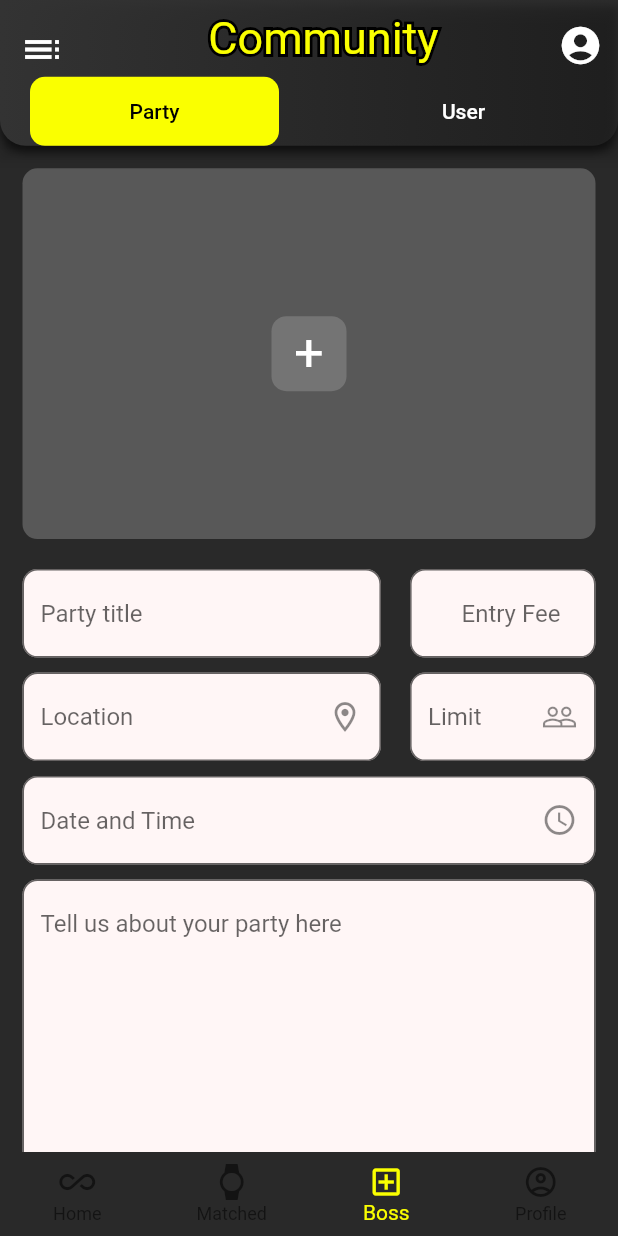
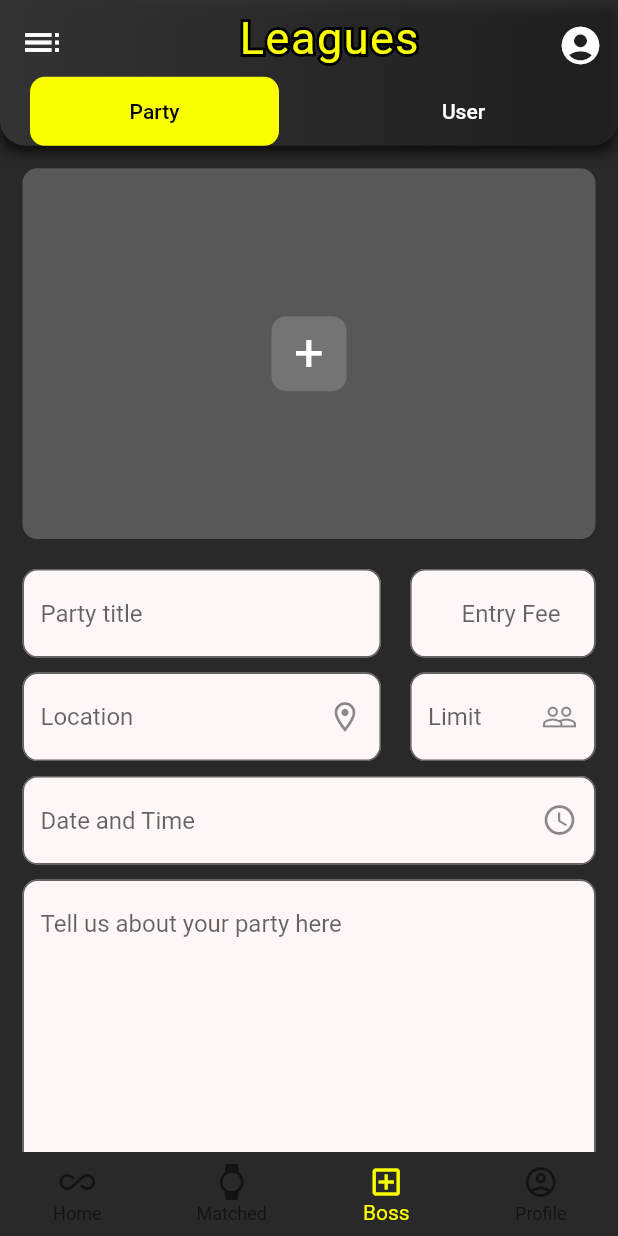
Before and after one commit to Angularsight/communtiy, a Flutter app: the screen it shows once a user with an empty profile is signed in, item 3 of the bottom bar chosen, on a phone screen of 412 x 824 dp. Run offline on Flutter 3.47's test engine with Material 2 defaults, Android fonts, the phone set to English and light mode, and no system bars; our stand-ins replace accordion, animated_text_kit, carousel_slider, cloud_firestore, dotted_line, firebase_auth and 17 more; missing offline and left inert: razorpay_flutter; accounts and stored records are empty; network calls fail; Roboto replaces fonts that are missing (Rancho).

```diff
--- /dev/null
+++ b/lib/bindings/bindings.dart
@@ -0,0 +1,13 @@
+
+
+import 'package:communtiy/controllers/google_sign_in_controller.dart';
+import 'package:get/get.dart';
+
+class ControllerBindings extends Bindings{
+  @override
+  void dependencies() {
+    // TODO: implement dependencies
+    Get.lazyPut(() => Get.put(GoogleSignInController()));
+  }
+
+}
--- a/lib/getx_ui/bottom_nav_page.dart
+++ b/lib/getx_ui/bottom_nav_page.dart
@@ -1,5 +1,6 @@
 
 
+import 'package:communtiy/controllers/auth_controller.dart';
 import 'package:communtiy/controllers/bottom_nav_controller.dart';
 import 'package:communtiy/controllers/firebase_controller.dart';
 import 'package:communtiy/getx_ui/main_screen.dart';
--- a/lib/getx_ui/main_screen.dart
+++ b/lib/getx_ui/main_screen.dart
@@ -1,5 +1,6 @@
 import 'dart:ui';
 
+import 'package:communtiy/controllers/auth_controller.dart';
 import 'package:communtiy/controllers/bottom_nav_controller.dart';
 import 'package:communtiy/controllers/firebase_controller.dart';
 import 'package:communtiy/getx_ui/party_details.dart';
@@ -48,6 +49,7 @@ class _MainScreenState extends State<MainScreen> {
         });
       }
     });
+
   }
 
 
@@ -383,7 +385,7 @@ class _MainScreenState extends State<MainScreen> {
                       Row(
                         mainAxisAlignment: MainAxisAlignment.spaceEvenly,
                         children: [
-                          Text("${partyController.parties[index].time.toString()} pm",style: Theme.of(context).textTheme.headline3!.copyWith(
+                          Text("${partyController.parties[index].time.toString()}",style: Theme.of(context).textTheme.headline3!.copyWith(
                               color: Colors.white),),
                           Text(partyController.parties[index].location.toString(),style: Theme.of(context).textTheme.headline3!.copyWith(
                               color: Colors.white),),
--- a/lib/getx_ui/party_upload.dart
+++ b/lib/getx_ui/party_upload.dart
@@ -189,7 +189,7 @@ class _PartyUploadState extends State<PartyUpload> {
     final timePicked = await _pickTime();
     if (timePicked != null) {
       setState(() {
-        time = "${timePicked.hour}:${timePicked.minute}${timePicked.period.name}";
+        time = "${timePicked.hour}:${timePicked.minute} ${timePicked.period.name}";
       });
     }
     print("$date \n Time: $time");
--- a/lib/getx_ui/splash_screen.dart
+++ b/lib/getx_ui/splash_screen.dart
@@ -1,6 +1,7 @@
 import 'dart:async';
 
 import 'package:animated_text_kit/animated_text_kit.dart';
+import 'package:communtiy/getx_ui/bottom_nav_page.dart';
 import 'package:communtiy/getx_ui/login_reroute_screen.dart';
 import 'package:flutter/material.dart';
 import 'package:get/get.dart';
@@ -15,7 +16,7 @@ class SplashScreen extends StatelessWidget {
 
     final t = Theme.of(context);
     Timer(const Duration(seconds: 5), (){
-      Get.to(()=>LoginReRouteScreen());
+      Get.to(()=>BottomNavigationPage());
     });
     return Scaffold(
       extendBodyBehindAppBar: true,
--- a/lib/getx_ui/upload_tab.dart
+++ b/lib/getx_ui/upload_tab.dart
@@ -41,6 +41,7 @@ class _UploadTabState extends State<UploadTab> with TickerProviderStateMixin{
 
   AppBar buildAppBar(BuildContext context) {
     final h = MediaQuery.of(context).size.height;
+    final w = MediaQuery.of(context).size.width;
     return AppBar(
       backgroundColor: Colors.transparent,
       flexibleSpace: Container(
@@ -58,7 +59,7 @@ class _UploadTabState extends State<UploadTab> with TickerProviderStateMixin{
             ]),
       ),
       title: Padding(
-        padding: EdgeInsets.only(left: Get.width * 0.15),
+        padding: EdgeInsets.only(left: w * 0.2),
         child: Row(
           mainAxisAlignment: MainAxisAlignment.start,
           children: [
@@ -67,19 +68,24 @@ class _UploadTabState extends State<UploadTab> with TickerProviderStateMixin{
               child: Stack(
                 children: [
                   Text(
-                    "Community",
+                    "Leagues",
                     style: Theme.of(context).textTheme.caption!.copyWith(
                         foreground: Paint()
                           ..style = PaintingStyle.stroke
                           ..strokeWidth = 4
-                          ..color = Colors.black),
+                          ..color = Colors.black,
+                        letterSpacing: 1,
+                        fontSize: 30
+                    ),
                   ),
                   Text(
-                    "Community",
-                    style: Theme.of(context)
-                        .textTheme
-                        .caption!
-                        .copyWith(color: Theme.of(context).primaryColor),
+                    "Leagues",
+                    style: Theme.of(context).textTheme.caption!.copyWith(
+                        color: Theme.of(context).primaryColor,
+                        letterSpacing: 1,
+                        fontSize: 30
+
+                    ),
                   ),
                 ],
               ),
@@ -90,7 +96,7 @@ class _UploadTabState extends State<UploadTab> with TickerProviderStateMixin{
       leading: Builder(
         builder: (BuildContext context) {
           return Padding(
-            padding: const EdgeInsets.only(bottom: 20.0, top: 10),
+            padding: const EdgeInsets.only(bottom: 20.0, top: 5),
             child: IconButton(
               icon: Icon(
                 CustomIcons.hamburger,
```
Also changed, not shown: lib/main.dart (+8 -1 lines).
